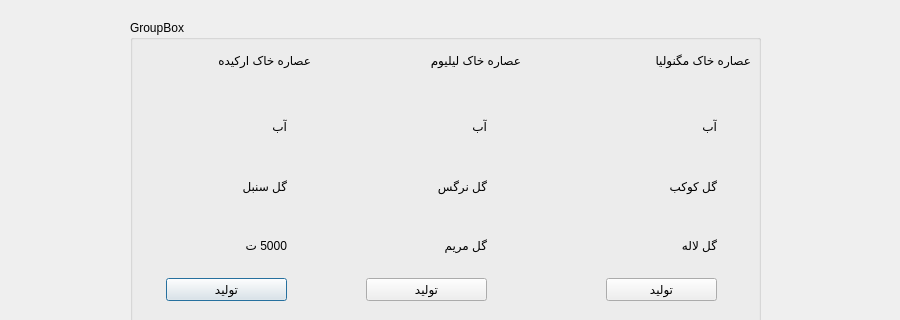
Qt form form/laboratory.ui (mahshid-o/GreenHouse) before a commit; both pictures show x 0 to 900 and y 0 to 320 of the 900 by 522 pixel window.
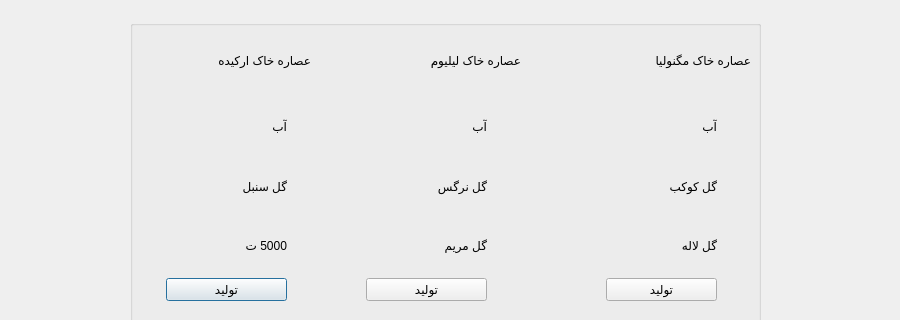
The same form after that commit. Icons and pictures are not drawn.

Diff of the .ui file:
```diff
--- a/form/laboratory.ui
+++ b/form/laboratory.ui
@@ -38,7 +38,7 @@
     </rect>
    </property>
    <property name="title">
-    <string>GroupBox</string>
+    <string/>
    </property>
    <widget class="QLabel" name="label">
     <property name="geometry">
```
